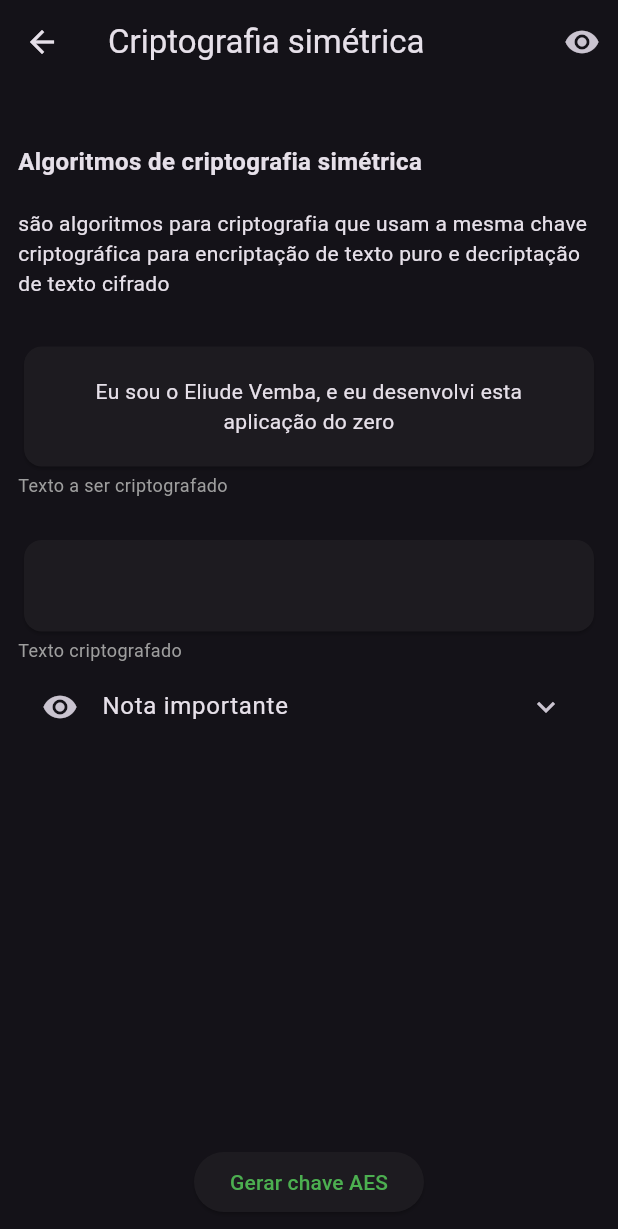
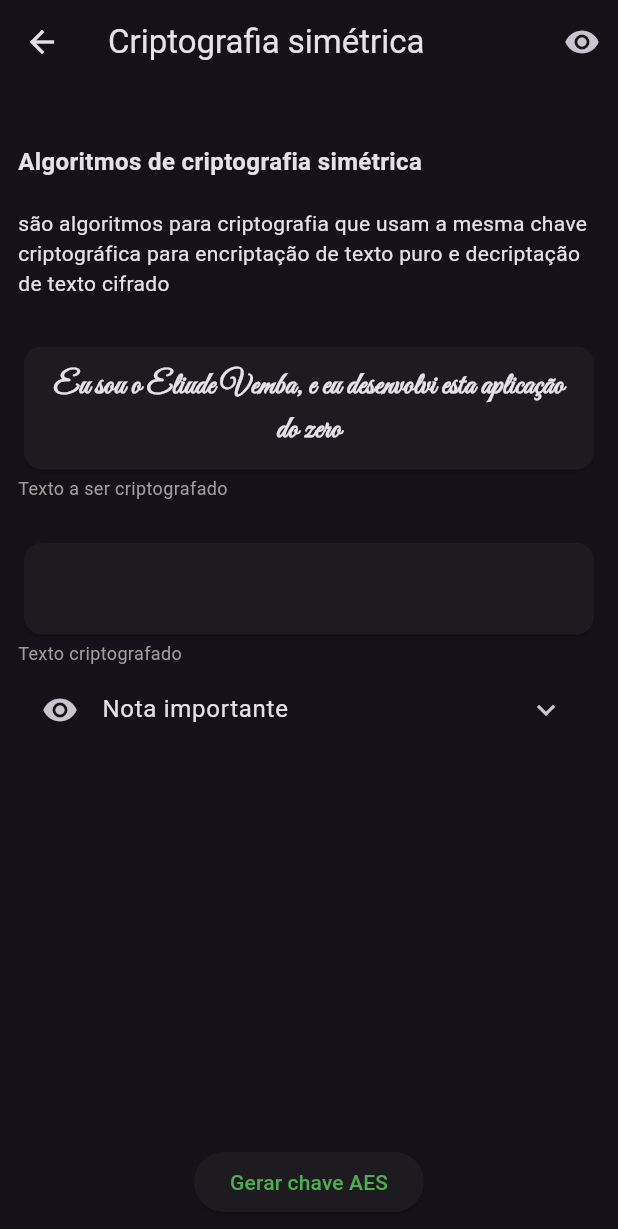
Before and after one commit to HelioPC/cypher, a Flutter app: the AesScreen screen opened by its route, on a phone screen of 412 x 824 dp. Shown: the top 1229 px of the screen. Run offline on Flutter 3.47's test engine with Material 3 defaults, Android fonts, the phone set to English and light mode, and no system bars; our stand-ins replace basic_utils, flutter_riverpod, freezed_annotation, riverpod_annotation; missing offline and left inert: encrypt; generated files the repository leaves out were written again.

Commit message:
Estilização de texto 😊

```diff
--- a/lib/presentation/encryption/aes/aes_screen.dart
+++ b/lib/presentation/encryption/aes/aes_screen.dart
@@ -86,10 +86,15 @@ class AesScreen extends ConsumerWidget {
                             width: double.infinity,
                             child: Card(
                               child: Padding(
-                                padding: const EdgeInsets.all(20.0),
+                                padding: const EdgeInsets.all(12.0),
                                 child: Text(
                                   state.textToEncrypt,
                                   textAlign: TextAlign.center,
+                                  style: const TextStyle(
+                                    fontFamily: 'GreatVibes',
+                                    fontWeight: FontWeight.bold,
+                                    fontSize: 20,
+                                  ),
                                 ),
                               ),
                             ),
```
Also changed, not shown: lib/presentation/encryption/rsa/rsa_screen.dart (+6 -1 lines).
